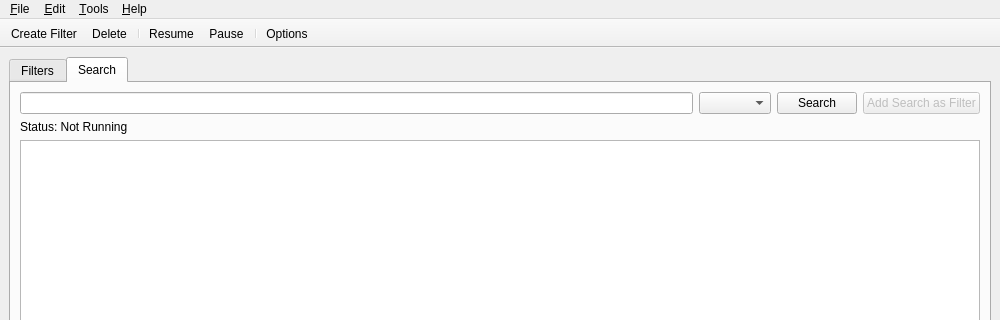
thegreyd/znotify, file mainwindow.ui: the form before one commit; both pictures show x 0 to 1000 and y 0 to 320 of the 1000 by 1000 pixel window.
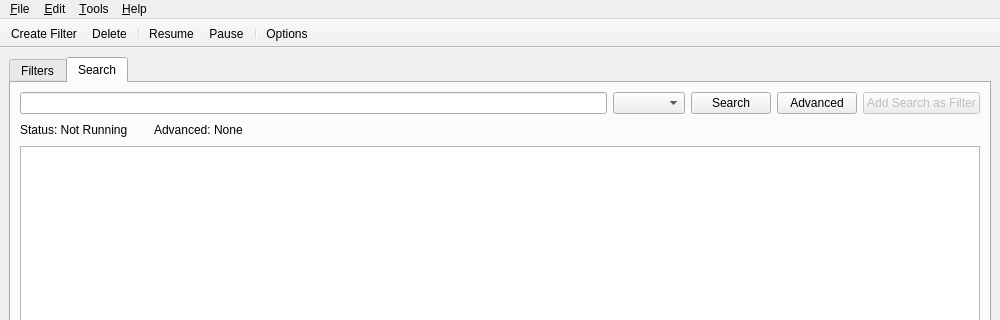
The form after the commit. The open tabs and pages were chosen to show the change. Icons and pictures are not drawn.

Commit message: implement advanced search, improve ui

```diff
--- a/mainwindow.ui
+++ b/mainwindow.ui
@@ -126,6 +126,13 @@
             </property>
            </widget>
           </item>
+          <item>
+           <widget class="QPushButton" name="btn_advancedsearch">
+            <property name="text">
+             <string>Advanced</string>
+            </property>
+           </widget>
+          </item>
           <item>
            <widget class="QPushButton" name="btn_add_search_as_filter">
             <property name="enabled">
@@ -145,8 +152,50 @@
             <property name="text">
              <string>Status: Not Running</string>
             </property>
+            <property name="wordWrap">
+             <bool>false</bool>
+            </property>
            </widget>
           </item>
+          <item>
+           <spacer name="horizontalSpacer_3">
+            <property name="orientation">
+             <enum>Qt::Horizontal</enum>
+            </property>
+            <property name="sizeType">
+             <enum>QSizePolicy::Minimum</enum>
+            </property>
+            <property name="sizeHint" stdset="0">
+             <size>
+              <width>20</width>
+              <height>20</height>
+             </size>
+            </property>
+           </spacer>
+          </item>
+          <item>
+           <widget class="QLabel" name="advanced_label">
+            <property name="text">
+             <string>Advanced: None</string>
+            </property>
+           </widget>
+          </item>
+          <item>
+           <spacer name="horizontalSpacer_2">
+            <property name="orientation">
+             <enum>Qt::Horizontal</enum>
+            </property>
+            <property name="sizeType">
+             <enum>QSizePolicy::Expanding</enum>
+            </property>
+            <property name="sizeHint" stdset="0">
+             <size>
+              <width>40</width>
+              <height>20</height>
+             </size>
+            </property>
+           </spacer>
+          </item>
          </layout>
         </item>
         <item>
```
Left out of the diff: 17 changed lines with no effect on the pictures. The commit also changes 11 other files.
